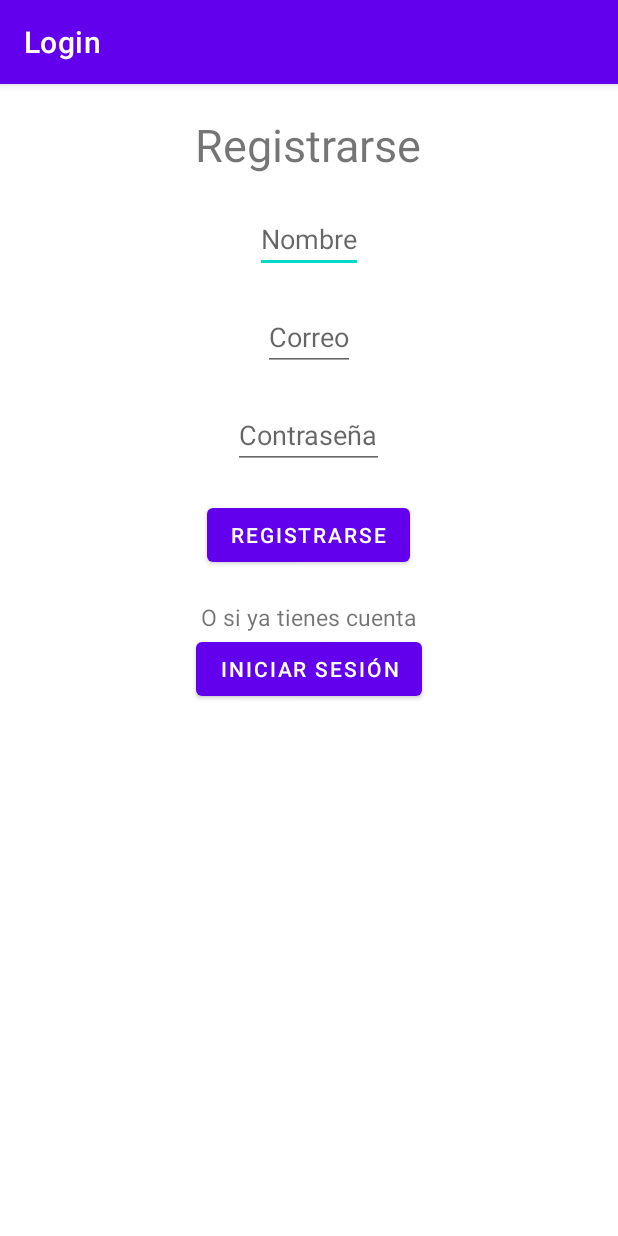
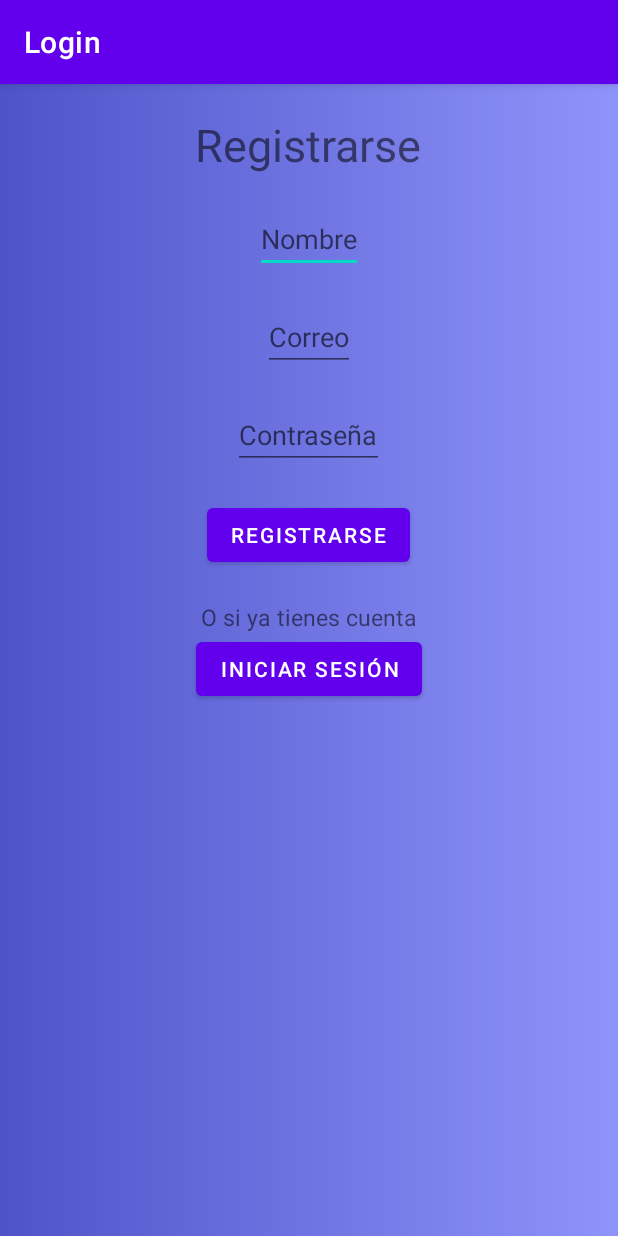
Before and after one commit to Garmii/Pet-Tracker, an Android app: the screen it shows after launch (SignIn), after a tap on "REGISTRARSE", on a phone screen of 412 x 824 dp. Run offline under Robolectric (Android 15) with nearby library versions, the phone set to English and light mode, and no system bars; libraries missing offline, so code that uses them is left out: com.shashank.sony.

Commit message:
Varios animales funcionando, añado color gradiente

```diff
--- a/app/build.gradle
+++ b/app/build.gradle
@@ -32,6 +32,8 @@ dependencies {
     implementation 'androidx.appcompat:appcompat:1.4.1'
     implementation 'com.google.android.material:material:1.5.0'
     implementation 'androidx.constraintlayout:constraintlayout:2.1.3'
+//    https://github.com/Shashank02051997/FancyToast-Android
+    implementation 'io.github.shashank02051997:FancyToast:2.0.1'
     testImplementation 'junit:junit:4.+'
     androidTestImplementation 'androidx.test.ext:junit:1.1.3'
     androidTestImplementation 'androidx.test.espresso:espresso-core:3.4.0'
--- a/app/src/main/java/Adaptador/AdaptadorAnimales.java
+++ b/app/src/main/java/Adaptador/AdaptadorAnimales.java
@@ -49,6 +49,7 @@ public class AdaptadorAnimales extends RecyclerView.Adapter<AdaptadorAnimales.Vi
 
         TextView nombreMascota;
         TextView edadMascota;
+        TextView especieMascota;
         TextView razaMascota;
         TextView sexoMascota;
 
@@ -58,6 +59,7 @@ public class AdaptadorAnimales extends RecyclerView.Adapter<AdaptadorAnimales.Vi
             edadMascota = itemView.findViewById(R.id.edadMascota);
             razaMascota = itemView.findViewById(R.id.razaMascota);
             sexoMascota = itemView.findViewById(R.id.sexoMascota);
+            especieMascota = itemView.findViewById(R.id.especieMascota);
         }
 
         public void rellenarDatos(Animal animal) {
@@ -89,6 +91,7 @@ public class AdaptadorAnimales extends RecyclerView.Adapter<AdaptadorAnimales.Vi
             }
 
             razaMascota.setText(animal.getRaza());
+            especieMascota.setText(animal.getEspecie());
             sexoMascota.setText(animal.getSexo());
 
         }
--- a/app/src/main/java/BD/DBSalud.java
+++ b/app/src/main/java/BD/DBSalud.java
@@ -17,6 +17,7 @@ public class DBSalud {
     public static final String ANIMAL_COL_NOMBRE = "NOMBRE";
     public static final String ANIMAL_COL_ANYO = "ANYO";
     public static final String ANIMAL_COL_MES = "MES";
+    public static final String ANIMAL_COL_ESPECIE = "ESPECIE";
     public static final String ANIMAL_COL_RAZA = "RAZA";
     public static final String ANIMAL_COL_SEXO = "SEXO";
 
--- a/app/src/main/java/BD/SALUDSqlHelper.java
+++ b/app/src/main/java/BD/SALUDSqlHelper.java
@@ -29,6 +29,7 @@ public class SALUDSqlHelper extends SQLiteOpenHelper {
             + DBSalud.ANIMAL_COL_NOMBRE + " TEXT,"
             + DBSalud.ANIMAL_COL_ANYO + " INTEGER,"
             + DBSalud.ANIMAL_COL_MES + " INTEGER,"
+            + DBSalud.ANIMAL_COL_ESPECIE + " TEXT,"
             + DBSalud.ANIMAL_COL_RAZA + " TEXT,"
             + DBSalud.ANIMAL_COL_SEXO + " TEXT,"
             + " FOREIGN KEY(" + DBSalud.ANIMAL_COL_ID_USUARIO
--- a/app/src/main/java/com/example/Pet_Tracker/Login.java
+++ b/app/src/main/java/com/example/Pet_Tracker/Login.java
@@ -10,12 +10,15 @@ import android.content.Intent;
 import android.database.Cursor;
 import android.database.sqlite.SQLiteDatabase;
 import android.os.Bundle;
+import android.os.Debug;
+import android.util.Log;
 import android.view.View;
 import android.widget.Button;
 import android.widget.EditText;
 import android.widget.Toast;
 
 import com.example.login.R;
+import com.shashank.sony.fancytoastlib.FancyToast;
 
 import java.sql.SQLException;
 
@@ -39,15 +42,6 @@ public class Login extends AppCompatActivity {
     protected void onCreate(Bundle savedInstanceState) {
         super.onCreate(savedInstanceState);
         setContentView(R.layout.activity_login);
-
-        db=null;
-        saludSqlHelper = SALUDSqlHelper.getInstance(this);
-
-        try {
-            db = saludSqlHelper.open();
-        } catch (SQLException e) {
-            e.printStackTrace();
-        }
 
         correo = findViewById(R.id.etCorreo);
         contra = findViewById(R.id.etContra);
@@ -92,11 +86,9 @@ public class Login extends AppCompatActivity {
                 }else{
 
                     if(comprobarCuenta(argsComprobarCuenta)){// Existe el correo en la BD?
-                        Toast toast = Toast.makeText(getApplicationContext(), "Datos incorrectos", Toast.LENGTH_LONG);
-                        toast.show();
+                        FancyToast.makeText(getApplicationContext(),"Datos incorrectos",FancyToast.LENGTH_LONG,FancyToast.ERROR,false).show();
                     }else{
-                        Toast toast = Toast.makeText(getApplicationContext(), "No hay una cuenta con ese correo, porfavor registrate", Toast.LENGTH_LONG);
-                        toast.show();
+                        FancyToast.makeText(getApplicationContext(),"No hay una cuenta con ese correo, porfavor registrate",FancyToast.LENGTH_LONG,FancyToast.ERROR,false).show();
                     }
                 }
 
@@ -147,9 +139,21 @@ public class Login extends AppCompatActivity {
         return usuario;
     }
 
-    protected void onDestroy() {
+/*    protected void onDestroy() { // Destruyo la conexion cuando destruyo la actividad
         super.onDestroy();
         db.close();
+    }*/
+
+    @Override
+    protected void onResume() { // Abro la conexion a la base de datos cuando inicio la actividad
+        super.onResume();
+
+            saludSqlHelper = SALUDSqlHelper.getInstance(this);
+            db = null;
+            try {
+                    db = saludSqlHelper.open();
+            } catch (SQLException e) {
+                e.printStackTrace();
+            }
     }
-
 }
--- /dev/null
+++ b/app/src/main/res/drawable/fondo_gradiente.xml
@@ -0,0 +1,14 @@
+<?xml version="1.0" encoding="utf-8"?>
+<selector xmlns:android="http://schemas.android.com/apk/res/android">
+
+    <item>
+        <shape>
+            <gradient
+            android:startColor="#4e54c8"
+            android:endColor="#8f94fb"
+            android:type="linear"
+            />
+        </shape>
+    </item>
+
+</selector>
--- a/app/src/main/res/layout/activity_login.xml
+++ b/app/src/main/res/layout/activity_login.xml
@@ -5,6 +5,7 @@
     android:layout_width="match_parent"
     android:layout_height="match_parent"
     android:orientation="vertical"
+    android:background="@drawable/fondo_gradiente"
     tools:context="com.example.Pet_Tracker.Login">
 
     <TextView
--- a/app/src/main/res/layout/activity_sign_in.xml
+++ b/app/src/main/res/layout/activity_sign_in.xml
@@ -5,14 +5,15 @@
     android:layout_width="match_parent"
     android:layout_height="match_parent"
     android:orientation="vertical"
+    android:background="@drawable/fondo_gradiente"
     tools:context="com.example.Pet_Tracker.Login">
 
     <TextView
         android:layout_width="wrap_content"
         android:layout_height="wrap_content"
         android:text="Registrarse"
-        android:layout_marginTop="20dp"
-        android:textSize="30dp"
+        android:layout_marginTop="@dimen/margen_top_registrarse"
+        android:textSize="@dimen/tamaño_registrarse"
         android:layout_gravity="center"
     />
 
@@ -20,7 +21,7 @@
         android:layout_width="wrap_content"
         android:layout_height="wrap_content"
         android:layout_gravity="center"
-        android:layout_marginTop="20dp"
+        android:layout_marginTop="@dimen/margen_top_registrarse"
         android:hint="Nombre"
     />
 
@@ -29,7 +30,7 @@
         android:layout_height="wrap_content"
         android:layout_gravity="center"
         android:inputType="textEmailAddress"
-        android:layout_marginTop="20dp"
+        android:layout_marginTop="@dimen/margen_top_registrarse"
         android:hint="Correo"
     />
 
@@ -38,12 +39,12 @@
         android:layout_height="wrap_content"
         android:layout_gravity="center"
         android:inputType="textPassword"
-        android:layout_marginTop="20dp"
+        android:layout_marginTop="@dimen/margen_top_registrarse"
         android:hint="Contraseña"
     />
 
     <Button android:id="@+id/registrarse"
-        android:layout_marginTop="20dp"
+        android:layout_marginTop="@dimen/margen_top_registrarse"
         android:layout_width="wrap_content"
         android:layout_height="wrap_content"
         android:layout_gravity="center"
@@ -51,7 +52,7 @@
     />
 
     <TextView
-        android:layout_marginTop="20dp"
+        android:layout_marginTop="@dimen/margen_top_registrarse"
         android:textSize="15sp"
         android:layout_gravity="center"
         android:layout_width="wrap_content"
--- /dev/null
+++ b/app/src/main/res/values/dimens.xml
@@ -0,0 +1,5 @@
+<?xml version="1.0" encoding="utf-8"?>
+<resources>
+    <dimen name="tamaño_registrarse">30sp</dimen>
+    <dimen name="margen_top_registrarse">20dp</dimen>
+</resources>
```
Also changed, not shown: app/src/main/java/com/example/Pet_Tracker/Mascotas.java (+10 -7 lines), app/src/main/java/com/example/Pet_Tracker/SignIn.java (+6 -9 lines), app/src/main/java/modelo/Animal.java (+11 -1 lines), app/src/main/res/layout/list_item_animales.xml (+12 -5 lines).
